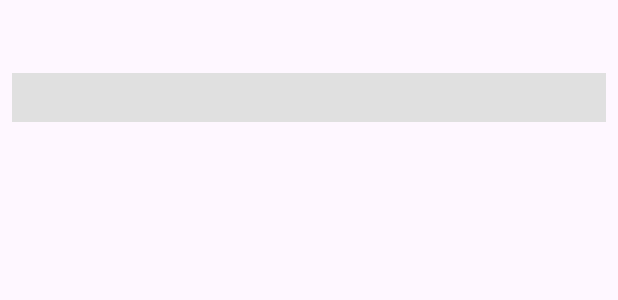
After one commit to timrichards90/Assingment3, an Android app: the layout facility_item.xml on its own in the app's theme, with its tools: preview values and no code run, on a phone screen of 412 x 824 dp. The commit adds this screen. Shown: the top 300 px of the screen. Run offline under Robolectric (Android 15) with nearby library versions, the phone set to English and light mode, and no system bars; network calls fail.

Commit message:
change layouts so we have a banner layout and facility layout

```diff
--- /dev/null
+++ b/app/src/main/res/layout/facility_item.xml
@@ -0,0 +1,52 @@
+<LinearLayout
+    xmlns:android="http://schemas.android.com/apk/res/android"
+    android:layout_width="match_parent"
+    android:layout_height="wrap_content"
+    android:orientation="vertical"
+    android:padding="8dp">
+
+    <TextView
+        android:id="@+id/currentFacilityNameTextView"
+        android:layout_width="match_parent"
+        android:layout_height="wrap_content"
+        android:textSize="24sp"
+        android:textStyle="bold"
+        android:textColor="#000000"
+        android:gravity="center"
+        android:paddingBottom="8dp" />
+
+    <LinearLayout
+        android:layout_width="match_parent"
+        android:layout_height="wrap_content"
+        android:orientation="horizontal"
+        android:gravity="center_vertical"
+        android:background="#E0E0E0"
+        android:paddingTop="4dp"
+        android:paddingBottom="4dp" >
+
+        <TextView
+            android:id="@+id/facilityNameTextView"
+            android:layout_width="0dp"
+            android:layout_height="wrap_content"
+            android:layout_weight="1"
+            android:textSize="18sp"
+            android:textColor="#000000" />
+
+        <ImageView
+            android:id="@+id/facilityStatusIcon"
+            android:layout_width="24dp"
+            android:layout_height="24dp"
+            android:layout_marginEnd="8dp" />
+
+        <TextView
+            android:id="@+id/facilityStatusTextView"
+            android:layout_width="wrap_content"
+            android:layout_height="wrap_content"
+            android:textSize="18sp"
+            android:textColor="#000000"
+            android:paddingStart="8dp"
+            android:paddingEnd="8dp" />
+
+    </LinearLayout>
+
+</LinearLayout>
```
Also changed, not shown: app/src/main/java/com/example/assingment3/BannerAdapter.java (added, +95 -0 lines), app/src/main/java/com/example/assingment3/FacilityAdapter.java (added, +77 -0 lines), app/src/main/java/com/example/assingment3/SkiAreaActivity.java (+27 -12 lines), app/src/main/res/layout/banner_layout.xml (renamed from app/src/main/res/layout/ski_report.xml, +0 -39 lines), app/src/main/res/layout/ski_area_activity.xml (+15 -6 lines).
